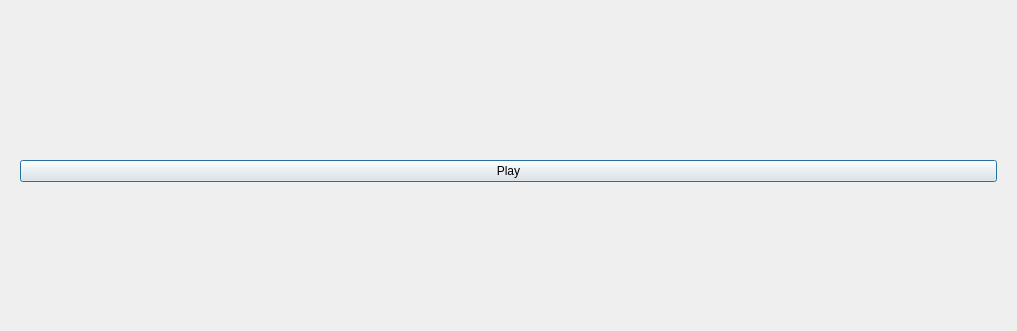
The window that SurfaceGame.ui (SwissalpS/QtSssSNibblers) describes before a commit, drawn with Qt 5; both pictures show x 0 to 1017 and y 0 to 331 of the 1017 by 506 pixel window.
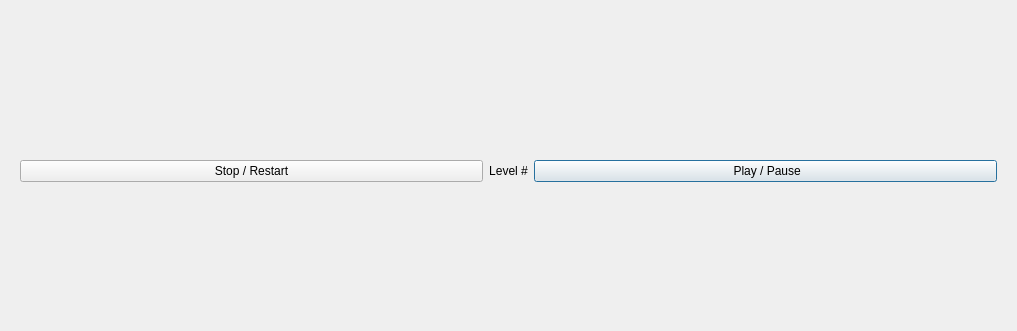
The same window after the commit.

What changed in the file:
```diff
--- a/SurfaceGame.ui
+++ b/SurfaceGame.ui
@@ -23,13 +23,36 @@
       </sizepolicy>
      </property>
      <layout class="QHBoxLayout" name="horizontalLayout">
+      <item>
+       <widget class="QPushButton" name="buttonSR">
+        <property name="text">
+         <string>Stop / Restart</string>
+        </property>
+       </widget>
+      </item>
+      <item>
+       <widget class="QLabel" name="labelLevel">
+        <property name="sizePolicy">
+         <sizepolicy hsizetype="Maximum" vsizetype="Preferred">
+          <horstretch>0</horstretch>
+          <verstretch>0</verstretch>
+         </sizepolicy>
+        </property>
+        <property name="text">
+         <string>Level #</string>
+        </property>
+        <property name="alignment">
+         <set>Qt::AlignCenter</set>
+        </property>
+       </widget>
+      </item>
       <item>
        <widget class="QPushButton" name="buttonPP">
         <property name="enabled">
          <bool>true</bool>
         </property>
         <property name="text">
-         <string>Play</string>
+         <string> Play / Pause</string>
         </property>
         <property name="checkable">
          <bool>true</bool>
```
